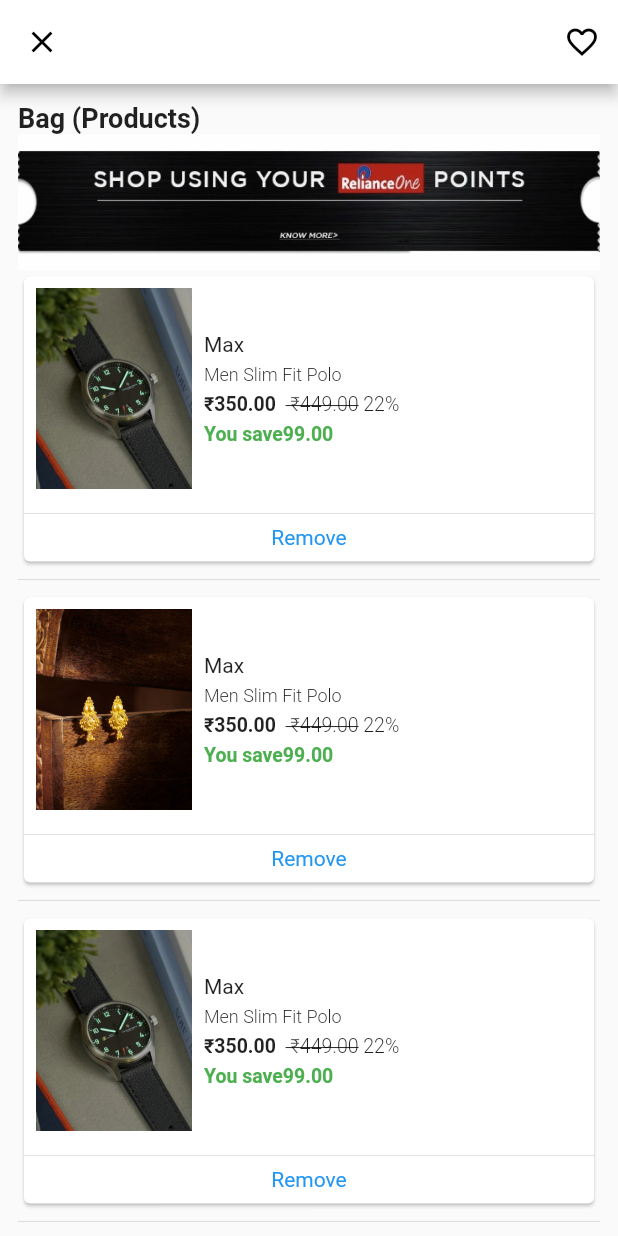
After one commit to IrshadPeruvallur/Ajio_UI, a Flutter app: the screen it shows after launch, after a tap on the "shopping bag" icon, on a phone screen of 412 x 824 dp. The commit adds this screen. Run offline on Flutter 3.47's test engine with Material 2 defaults, Android fonts, the phone set to English and light mode, and no system bars; our stand-ins replace carousel_slider.

Commit message:
update bag ist

```diff
--- /dev/null
+++ b/lib/screen/bag_screen.dart
@@ -0,0 +1,72 @@
+import 'package:ajio_app/screen/wish_list.dart';
+import 'package:ajio_app/widget/widget.dart';
+import 'package:flutter/material.dart';
+
+class BagScreen extends StatelessWidget {
+  BagScreen({Key? key}) : super(key: key);
+
+  final bagList = [
+    bagItems('asset/b9.png', 'Max', 'Men Slim Fit Polo', 350, 449, 22, 99, 1),
+    bagItems('asset/b8.png', 'Max', 'Men Slim Fit Polo', 350, 449, 22, 99, 1),
+    bagItems('asset/b9.png', 'Max', 'Men Slim Fit Polo', 350, 449, 22, 99, 1),
+    bagItems('asset/b9.png', 'Max', 'Men Slim Fit Polo', 350, 449, 22, 99, 1),
+  ];
+
+  @override
+  Widget build(BuildContext context) {
+    return Scaffold(
+      appBar: AppBar(
+        backgroundColor: Colors.white,
+        foregroundColor: Colors.black,
+        leading: IconButton(
+          onPressed: () {
+            Navigator.pop(context);
+          },
+          icon: Icon(Icons.close),
+        ),
+        actions: [
+          IconButton(
+            onPressed: () {
+              Navigator.push(
+                context,
+                MaterialPageRoute(
+                  builder: (context) => WishListScreen(),
+                ),
+              );
+            },
+            icon: Icon(Icons.favorite_border),
+          )
+        ],
+      ),
+      body: SingleChildScrollView(
+        child: Padding(
+          padding: const EdgeInsets.all(12.0),
+          child: Column(
+            crossAxisAlignment: CrossAxisAlignment.start,
+            children: [
+              Text(
+                "Bag (Products)",
+                style: TextStyle(fontSize: 18, fontWeight: FontWeight.bold),
+              ),
+              Image(image: AssetImage('asset/d1.PNG')),
+              ListView.separated(
+                shrinkWrap: true,
+                physics: NeverScrollableScrollPhysics(),
+                itemBuilder: (context, index) => bagList[index],
+                itemCount: bagList.length,
+                separatorBuilder: (BuildContext context, int index) {
+                  return Divider();
+                },
+              ),
+              Center(
+                  child: Text(
+                'Assured Quality | 100% Handpicked | Easy Exchange',
+                style: TextStyle(fontSize: 9),
+              ))
+            ],
+          ),
+        ),
+      ),
+    );
+  }
+}
--- a/lib/screen/wish_list.dart
+++ b/lib/screen/wish_list.dart
@@ -1,14 +1,16 @@
 import 'package:ajio_app/widget/widget.dart';
 import 'package:flutter/material.dart';
 
-class WishList extends StatelessWidget {
-  WishList({Key? key});
+class WishListScreen extends StatelessWidget {
+  WishListScreen({Key? key});
   final wishList = [
     buildWishlistItem(
         'asset/a4.png', 'Max', 'Men Slim Fit Polo T-Shirt', 350, 449, 22),
     buildWishlistItem(
         'asset/jewellry.jpg', 'Gold', 'Women Gold Nechalise', 35000, 45000, 12),
-    buildWishlistItem('asset/b9.png', 'Watch', 'Man Watch', 4599, 5999, 25)
+    buildWishlistItem('asset/b9.png', 'Watch', 'Man Watch', 4599, 5999, 25),
+    buildWishlistItem(
+        'asset/a4.png', 'Max', 'Men Slim Fit Polo T-Shirt', 350, 449, 22),
   ];
 
   @override
@@ -26,6 +28,7 @@
       ),
       body: Padding(
         padding: const EdgeInsets.all(12.0),
+        child: SingleChildScrollView(
           child: Column(
             crossAxisAlignment: CrossAxisAlignment.start,
             children: [
@@ -40,9 +43,14 @@
                 ),
               ),
               GridView.builder(
+                physics: NeverScrollableScrollPhysics(),
+                itemCount: wishList.length,
                 shrinkWrap: true,
-              gridDelegate:
-                  SliverGridDelegateWithFixedCrossAxisCount(crossAxisCount: 2),
+                gridDelegate: SliverGridDelegateWithFixedCrossAxisCount(
+                    childAspectRatio: 5 / 10,
+                    crossAxisCount: 2,
+                    crossAxisSpacing: 10,
+                    mainAxisSpacing: 10),
                 itemBuilder: (context, index) {
                   return wishList[index];
                 },
@@ -50,6 +58,7 @@
             ],
           ),
         ),
+      ),
     );
   }
 }
--- a/lib/widget/widget.dart
+++ b/lib/widget/widget.dart
@@ -1,3 +1,4 @@
+import 'package:ajio_app/screen/bag_screen.dart';
 import 'package:ajio_app/screen/notification_screen.dart';
 import 'package:ajio_app/screen/wish_list.dart';
 import 'package:carousel_slider/carousel_slider.dart';
@@ -24,18 +25,25 @@
             Navigator.push(
                 context,
                 MaterialPageRoute(
-                  builder: (context) => WishList(),
+                  builder: (context) => WishListScreen(),
                 ));
           },
           icon: Icon(
             Icons.favorite_border_outlined,
             color: Color.fromARGB(200, 0, 0, 0),
           )),
-      Icon(
-        Icons.shopping_bag_outlined,
-        color: Color.fromARGB(200, 0, 0, 0),
-      ),
-      SizedBox(width: 15),
+      IconButton(
+          onPressed: () {
+            Navigator.push(
+                context,
+                MaterialPageRoute(
+                  builder: (context) => BagScreen(),
+                ));
+          },
+          icon: Icon(
+            Icons.shopping_bag_outlined,
+            color: Color.fromARGB(200, 0, 0, 0),
+          )),
     ],
     title: Container(
       color: Color.fromARGB(13, 0, 0, 0),
@@ -530,3 +538,82 @@
     ],
   );
 }
+
+Widget bagItems(imagePath, text1, text2, prize, mrp, off, save, itemcount) {
+  return Card(
+    child: Column(
+      children: [
+        Row(
+          children: [
+            SizedBox(
+              height: 150,
+              width: 120,
+              child: Padding(
+                padding: const EdgeInsets.all(8.0),
+                child: Image(
+                  image: AssetImage(imagePath),
+                  fit: BoxFit.cover,
+                ),
+              ),
+            ),
+            Column(
+              crossAxisAlignment: CrossAxisAlignment.start,
+              children: [
+                Text(text1),
+                SizedBox(
+                  height: 5,
+                ),
+                Text(
+                  text2,
+                  style: TextStyle(fontWeight: FontWeight.w300, fontSize: 12),
+                ),
+                SizedBox(
+                  height: 5,
+                ),
+                Row(
+                  children: [
+                    Text(
+                      '₹${prize}.00  ',
+                      style:
+                          TextStyle(fontSize: 13, fontWeight: FontWeight.w600),
+                    ),
+                    Text(
+                      ' ₹${mrp}.00 ',
+                      style: TextStyle(
+                          decoration: TextDecoration.lineThrough,
+                          fontSize: 13,
+                          fontWeight: FontWeight.w300),
+                    ),
+                    Text(
+                      '${off}%  ',
+                      style:
+                          TextStyle(fontSize: 13, fontWeight: FontWeight.w300),
+                    ),
+                  ],
+                ),
+                SizedBox(
+                  height: 5,
+                ),
+                Text(
+                  'You save${save}.00 ',
+                  style: TextStyle(
+                      color: Colors.green,
+                      fontSize: 13,
+                      fontWeight: FontWeight.w600),
+                ),
+              ],
+            )
+          ],
+        ),
+        Divider(),
+        Text(
+          'Remove',
+          style: TextStyle(color: Colors.blue),
+        ),
+        SizedBox(
+          height: 8,
+        )
+      ],
+    ),
+  );
+}
```
Also changed, not shown: asset/d1.PNG (added). Lines whose indentation alone changed are shown as unchanged.
